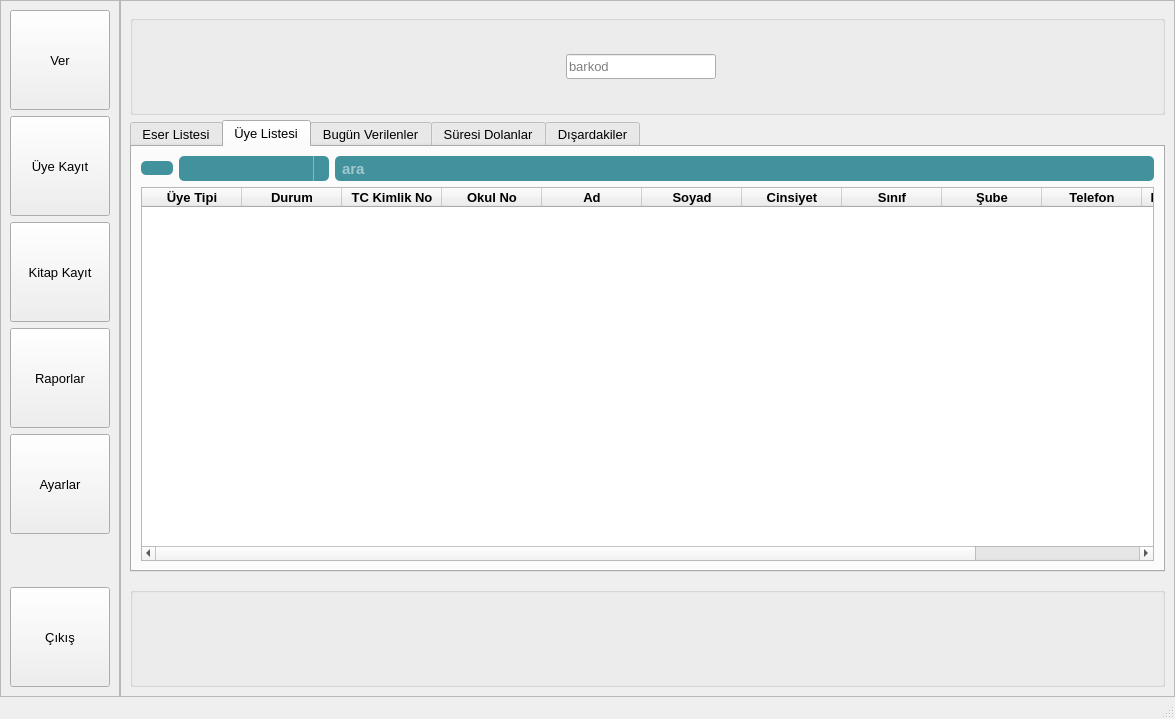
Old version of the form ui/anasayfa2.ui in the repository mseroglu/kutuphaneOtomasyon.
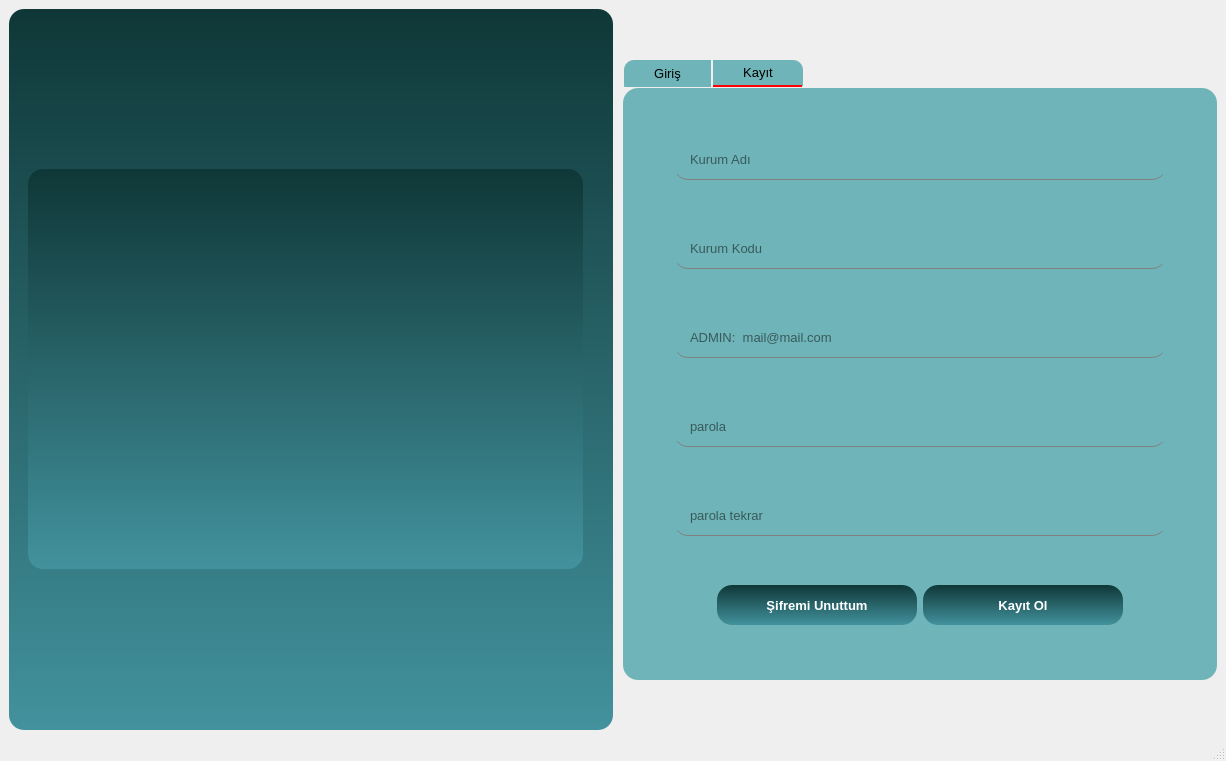
New version of the form. The open tabs and pages were chosen to show the change. Icons and pictures are not drawn.

Commit message: Üyelik kaydı ve giriş işlemleri tamamlandı. Firabase Authantication işleri yapılacak.

```diff
--- a/ui/anasayfa2.ui
+++ b/ui/anasayfa2.ui
@@ -6,8 +6,8 @@
    <rect>
     <x>0</x>
     <y>0</y>
-    <width>1175</width>
-    <height>719</height>
+    <width>1226</width>
+    <height>761</height>
    </rect>
   </property>
   <property name="font">
@@ -20,22 +20,616 @@
    <string>Kütüphane Otomasyonu v1.0</string>
   </property>
   <widget class="QWidget" name="centralwidget">
+   <layout class="QHBoxLayout" name="horizontalLayout_10">
+    <item>
+     <widget class="QStackedWidget" name="stackedWidget">
+      <property name="currentIndex">
+       <number>0</number>
+      </property>
+      <widget class="QWidget" name="page">
+       <layout class="QHBoxLayout" name="horizontalLayout_9" stretch="1,1">
+        <property name="spacing">
+         <number>0</number>
+        </property>
+        <property name="leftMargin">
+         <number>0</number>
+        </property>
+        <property name="topMargin">
+         <number>0</number>
+        </property>
+        <property name="rightMargin">
+         <number>0</number>
+        </property>
+        <property name="bottomMargin">
+         <number>0</number>
+        </property>
+        <item>
+         <widget class="QFrame" name="frame">
+          <property name="styleSheet">
+           <string notr="true">background-color: qlineargradient(spread:pad, x1:0, y1:1, x2:0, y2:0, stop:0 rgba(66, 146, 157, 255), stop:1 rgba(15, 55, 55, 255));
+color:white; 
+border: None; 
+border-radius: 15px; 
+font:bold; 
+font-size: 10pt; 
+padding: 10px 10px</string>
+          </property>
+          <property name="frameShape">
+           <enum>QFrame::StyledPanel</enum>
+          </property>
+          <property name="frameShadow">
+           <enum>QFrame::Raised</enum>
+          </property>
+          <layout class="QVBoxLayout" name="verticalLayout_11">
+           <item>
+            <widget class="QLabel" name="label">
+             <property name="maximumSize">
+              <size>
+               <width>555</width>
+               <height>400</height>
+              </size>
+             </property>
+             <property name="text">
+              <string/>
+             </property>
+             <property name="pixmap">
+              <pixmap>../img/lib1.jpg</pixmap>
+             </property>
+             <property name="scaledContents">
+              <bool>true</bool>
+             </property>
+            </widget>
+           </item>
+          </layout>
+         </widget>
+        </item>
+        <item>
+         <widget class="QFrame" name="frame_2">
+          <property name="styleSheet">
+           <string notr="true">border: None</string>
+          </property>
+          <property name="frameShape">
+           <enum>QFrame::StyledPanel</enum>
+          </property>
+          <property name="frameShadow">
+           <enum>QFrame::Raised</enum>
+          </property>
+          <layout class="QVBoxLayout" name="verticalLayout_8">
+           <property name="spacing">
+            <number>0</number>
+           </property>
+           <property name="leftMargin">
+            <number>10</number>
+           </property>
+           <property name="topMargin">
+            <number>50</number>
+           </property>
+           <property name="rightMargin">
+            <number>0</number>
+           </property>
+           <property name="bottomMargin">
+            <number>50</number>
+           </property>
+           <item>
+            <widget class="QTabWidget" name="tabWidget_userOperations">
+             <property name="font">
+              <font>
+               <pointsize>10</pointsize>
+              </font>
+             </property>
+             <property name="styleSheet">
+              <string notr="true">QTabWidget{
+background-color: rgba(111, 180, 184, 255);
+}
+QTabWidget::pane{
+background-color: rgba(111, 180, 184, 255);
+border-radius: 15px;
+}
+QTabWidget::tab-bar{
+alignment: center;
+background-color: rgba(111, 180, 184, 255);
+}
+QTabBar::tab {
+padding: 5px 30px;
+color: black;
+background-color: rgba(111, 180, 184, 255);
+margin: 1px;
+font-size: 10pt;
+}
+QTabBar::tab:first {
+border-top-left-radius: 10px;
+border-bottom-left-radius: 1px;
+background-color: rgba(111, 180, 184, 255);
+}
+QTabBar::tab:last {
+border-top-right-radius: 10px;
+border-bottom-right-radius: 1px;
+background-color: rgba(111, 180, 184, 255);
+}
+QTabBar::tab:selected{
+border-bottom: 2px solid red;
+}
+
+</string>
+             </property>
+             <property name="currentIndex">
+              <number>0</number>
+             </property>
+             <property name="tabBarAutoHide">
+              <bool>false</bool>
+             </property>
+             <widget class="QWidget" name="tab_login">
+              <property name="layoutDirection">
+               <enum>Qt::LeftToRight</enum>
+              </property>
+              <property name="autoFillBackground">
+               <bool>false</bool>
+              </property>
+              <attribute name="title">
+               <string>Giriş</string>
+              </attribute>
+              <layout class="QVBoxLayout" name="verticalLayout_7">
+               <property name="spacing">
+                <number>15</number>
+               </property>
+               <property name="leftMargin">
+                <number>50</number>
+               </property>
+               <property name="rightMargin">
+                <number>50</number>
+               </property>
+               <item>
+                <spacer name="verticalSpacer_3">
+                 <property name="orientation">
+                  <enum>Qt::Vertical</enum>
+                 </property>
+                 <property name="sizeHint" stdset="0">
+                  <size>
+                   <width>20</width>
+                   <height>161</height>
+                  </size>
+                 </property>
+                </spacer>
+               </item>
+               <item>
+                <widget class="QLineEdit" name="le_username">
+                 <property name="minimumSize">
+                  <size>
+                   <width>0</width>
+                   <height>40</height>
+                  </size>
+                 </property>
+                 <property name="font">
+                  <font>
+                   <pointsize>10</pointsize>
+                  </font>
+                 </property>
+                 <property name="styleSheet">
+                  <string notr="true">QLineEdit{
+border-bottom: 1px solid gray;
+background-color: rgba(111, 180, 184, 255);
+border-radius: 15px;
+padding: 0px 15px;
+}
+
+</string>
+                 </property>
+                 <property name="placeholderText">
+                  <string>username</string>
+                 </property>
+                </widget>
+               </item>
+               <item>
+                <widget class="QLineEdit" name="le_password">
+                 <property name="minimumSize">
+                  <size>
+                   <width>0</width>
+                   <height>40</height>
+                  </size>
+                 </property>
+                 <property name="font">
+                  <font>
+                   <pointsize>10</pointsize>
+                  </font>
+                 </property>
+                 <property name="styleSheet">
+                  <string notr="true">QLineEdit{
+border-bottom: 1px solid gray;
+background-color: rgba(111, 180, 184, 255);
+border-radius: 15px;
+padding-left: 15px;
+}
+</string>
+                 </property>
+                 <property name="echoMode">
+                  <enum>QLineEdit::Password</enum>
+                 </property>
+                 <property name="placeholderText">
+                  <string>password</string>
+                 </property>
+                </widget>
+               </item>
+               <item>
+                <widget class="QCheckBox" name="checkBox_remember">
+                 <property name="maximumSize">
+                  <size>
+                   <width>200</width>
+                   <height>16777215</height>
+                  </size>
+                 </property>
+                 <property name="font">
+                  <font>
+                   <pointsize>10</pointsize>
+                  </font>
+                 </property>
+                 <property name="styleSheet">
+                  <string notr="true">background-color: transparent;</string>
+                 </property>
+                 <property name="text">
+                  <string>Hatırla</string>
+                 </property>
+                </widget>
+               </item>
+               <item>
+                <layout class="QHBoxLayout" name="horizontalLayout_11">
+                 <item>
+                  <spacer name="horizontalSpacer_3">
+                   <property name="orientation">
+                    <enum>Qt::Horizontal</enum>
+                   </property>
+                   <property name="sizeHint" stdset="0">
+                    <size>
+                     <width>40</width>
+                     <height>20</height>
+                    </size>
+                   </property>
+                  </spacer>
+                 </item>
+                 <item>
+                  <widget class="QPushButton" name="btn_enter">
+                   <property name="sizePolicy">
+                    <sizepolicy hsizetype="Fixed" vsizetype="Fixed">
+                     <horstretch>0</horstretch>
+                     <verstretch>0</verstretch>
+                    </sizepolicy>
+                   </property>
+                   <property name="minimumSize">
+                    <size>
+                     <width>200</width>
+                     <height>40</height>
+                    </size>
+                   </property>
+                   <property name="font">
+                    <font>
+                     <pointsize>10</pointsize>
+                     <weight>75</weight>
+                     <italic>false</italic>
+                     <bold>true</bold>
+                    </font>
+                   </property>
+                   <property name="styleSheet">
+                    <string notr="true">QPushButton{
+background-color: qlineargradient(spread:pad, x1:0, y1:1, x2:0, y2:0, stop:0 rgba(66, 146, 157, 255), stop:1 rgba(15, 55, 55, 255));
+color:white; 
+border: None; 
+border-radius: 15px; 
+font:bold; 
+font-size: 10pt; 
+}
+QPushButton:hover{
+background-color: qlineargradient(spread:pad, x1:0, y1:1, x2:0, y2:0, stop:0 
+rgba(66, 146, 157,100), stop:1 rgba(15, 55, 55, 100));
+}
+</string>
+                   </property>
+                   <property name="text">
+                    <string>Otomasyon Giriş</string>
+                   </property>
+                  </widget>
+                 </item>
+                 <item>
+                  <spacer name="horizontalSpacer_4">
+                   <property name="orientation">
+                    <enum>Qt::Horizontal</enum>
+                   </property>
+                   <property name="sizeHint" stdset="0">
+                    <size>
+                     <width>40</width>
+                     <height>20</height>
+                    </size>
+                   </property>
+                  </spacer>
+                 </item>
+                </layout>
+               </item>
+               <item>
+                <spacer name="verticalSpacer_2">
+                 <property name="orientation">
+                  <enum>Qt::Vertical</enum>
+                 </property>
+                 <property name="sizeHint" stdset="0">
+                  <size>
+                   <width>20</width>
+                   <height>161</height>
+                  </size>
+                 </property>
+                </spacer>
+               </item>
+              </layout>
+             </widget>
+             <widget class="QWidget" name="tab_logup">
+              <attribute name="title">
+               <string>Kayıt</string>
+              </attribute>
+              <layout class="QVBoxLayout" name="verticalLayout_12">
+               <property name="leftMargin">
+                <number>50</number>
+               </property>
+               <property name="rightMargin">
+                <number>50</number>
+               </property>
+               <item>
+                <widget class="QLineEdit" name="le_kurumAdi">
+                 <property name="sizePolicy">
+                  <sizepolicy hsizetype="Preferred" vsizetype="Fixed">
+                   <horstretch>0</horstretch>
+                   <verstretch>0</verstretch>
+                  </sizepolicy>
+                 </property>
+                 <property name="minimumSize">
+                  <size>
+                   <width>0</width>
+                   <height>40</height>
+                  </size>
+                 </property>
+                 <property name="styleSheet">
+                  <string notr="true">QLineEdit{
+border-bottom: 1px solid gray;
+background-color: rgba(111, 180, 184, 255);
+border-radius: 15px;
+padding: 0px 15px;
+font-size: 10pt;
+}
+
+QLineEdit:focus{
+border-top: 1px solid gray;
+}</string>
+                 </property>
+                 <property name="placeholderText">
+                  <string>Kurum Adı</string>
+                 </property>
+                </widget>
+               </item>
+               <item>
+                <widget class="QLineEdit" name="le_kurumKodu">
+                 <property name="sizePolicy">
+                  <sizepolicy hsizetype="Preferred" vsizetype="Fixed">
+                   <horstretch>0</horstretch>
+                   <verstretch>0</verstretch>
+                  </sizepolicy>
+                 </property>
+                 <property name="minimumSize">
+                  <size>
+                   <width>0</width>
+                   <height>40</height>
+                  </size>
+                 </property>
+                 <property name="styleSheet">
+                  <string notr="true">QLineEdit{
+border-bottom: 1px solid gray;
+background-color: rgba(111, 180, 184, 255);
+border-radius: 15px;
+padding: 0px 15px;
+font-size: 10pt;
+}
+
+QLineEdit:focus{
+border-top: 1px solid gray;
+}</string>
+                 </property>
+                 <property name="placeholderText">
+                  <string>Kurum Kodu</string>
+                 </property>
+                </widget>
+               </item>
+               <item>
+                <widget class="QLineEdit" name="le_mail">
+                 <property name="sizePolicy">
+                  <sizepolicy hsizetype="Preferred" vsizetype="Fixed">
+                   <horstretch>0</horstretch>
+                   <verstretch>0</verstretch>
+                  </sizepolicy>
+                 </property>
+                 <property name="minimumSize">
+                  <size>
+                   <width>0</width>
+                   <height>40</height>
+                  </size>
+                 </property>
+                 <property name="styleSheet">
+                  <string notr="true">QLineEdit{
+border-bottom: 1px solid gray;
+background-color: rgba(111, 180, 184, 255);
+border-radius: 15px;
+padding: 0px 15px;
+font-size: 10pt;
+}
+
+QLineEdit:focus{
+border-top: 1px solid gray;
+}</string>
+                 </property>
+                 <property name="placeholderText">
+                  <string>ADMIN:  mail@mail.com</string>
+                 </property>
+                </widget>
+               </item>
+               <item>
+                <widget class="QLineEdit" name="le_savePass">
+                 <property name="sizePolicy">
+                  <sizepolicy hsizetype="Preferred" vsizetype="Fixed">
+                   <horstretch>0</horstretch>
+                   <verstretch>0</verstretch>
+                  </sizepolicy>
+                 </property>
+                 <property name="minimumSize">
+                  <size>
+                   <width>0</width>
+                   <height>40</height>
+                  </size>
+                 </property>
+                 <property name="styleSheet">
+                  <string notr="true">QLineEdit{
+border-bottom: 1px solid gray;
+background-color: rgba(111, 180, 184, 255);
+border-radius: 15px;
+padding: 0px 15px;
+font-size: 10pt;
+}
+
+QLineEdit:focus{
+border-top: 1px solid gray;
+}</string>
+                 </property>
+                 <property name="echoMode">
+                  <enum>QLineEdit::Password</enum>
+                 </property>
+                 <property name="placeholderText">
+                  <string>parola</string>
+                 </property>
+                </widget>
+               </item>
+               <item>
+                <widget class="QLineEdit" name="le_savePass2">
+                 <property name="sizePolicy">
+                  <sizepolicy hsizetype="Preferred" vsizetype="Fixed">
+                   <horstretch>0</horstretch>
+                   <verstretch>0</verstretch>
+                  </sizepolicy>
+                 </property>
+                 <property name="minimumSize">
+                  <size>
+                   <width>0</width>
+                   <height>40</height>
+                  </size>
+                 </property>
+                 <property name="styleSheet">
+                  <string notr="true">QLineEdit{
+border-bottom: 1px solid gray;
+background-color: rgba(111, 180, 184, 255);
+border-radius: 15px;
+padding: 0px 15px;
+font-size: 10pt;
+}
+
+
+QLineEdit:focus{
+border-top: 1px solid gray;
+}</string>
+                 </property>
+                 <property name="echoMode">
+                  <enum>QLineEdit::Password</enum>
+                 </property>
+                 <property name="placeholderText">
+                  <string>parola tekrar</string>
+                 </property>
+                </widget>
+               </item>
+               <item>
+                <layout class="QHBoxLayout" name="horizontalLayout_13">
+                 <item>
+                  <spacer name="horizontalSpacer_7">
+                   <property name="orientation">
+                    <enum>Qt::Horizontal</enum>
+                   </property>
+                   <property name="sizeHint" stdset="0">
+                    <size>
+                     <width>40</width>
+                     <height>20</height>
+                    </size>
+                   </property>
+                  </spacer>
+                 </item>
+                 <item>
+                  <widget class="QPushButton" name="btn_forgetPass">
+                   <property name="minimumSize">
+                    <size>
+                     <width>200</width>
+                     <height>40</height>
+                    </size>
+                   </property>
+                   <property name="styleSheet">
+                    <string notr="true">QPushButton{
+background-color: qlineargradient(spread:pad, x1:0, y1:1, x2:0, y2:0, stop:0 rgba(66, 146, 157, 255), stop:1 rgba(15, 55, 55, 255));
+color:white; 
+border: None; 
+border-radius: 15px; 
+font:bold; 
+font-size: 10pt; 
+}
+QPushButton:hover{
+background-color: qlineargradient(spread:pad, x1:0, y1:1, x2:0, y2:0, stop:0 
+rgba(66, 146, 157,100), stop:1 rgba(15, 55, 55, 100));
+}</string>
+                   </property>
+                   <property name="text">
+                    <string>Şifremi Unuttum</string>
+                   </property>
+                  </widget>
+                 </item>
+                 <item>
+                  <widget class="QPushButton" name="btn_register">
+                   <property name="minimumSize">
+                    <size>
+                     <width>200</width>
+                     <height>40</height>
+                    </size>
+                   </property>
+                   <property name="styleSheet">
+                    <string notr="true">QPushButton{
+background-color: qlineargradient(spread:pad, x1:0, y1:1, x2:0, y2:0, stop:0 rgba(66, 146, 157, 255), stop:1 rgba(15, 55, 55, 255));
+color:white; 
+border: None; 
+border-radius: 15px; 
+font:bold; 
+font-size: 10pt; 
+}
+QPushButton:hover{
+background-color: qlineargradient(spread:pad, x1:0, y1:1, x2:0, y2:0, stop:0 
+rgba(66, 146, 157,100), stop:1 rgba(15, 55, 55, 100));
+}</string>
+                   </property>
+                   <property name="text">
+                    <string>Kayıt Ol</string>
+                   </property>
+                  </widget>
+                 </item>
+                 <item>
+                  <spacer name="horizontalSpacer_8">
+                   <property name="orientation">
+                    <enum>Qt::Horizontal</enum>
+                   </property>
+                   <property name="sizeHint" stdset="0">
+                    <size>
+                     <width>40</width>
+                     <height>20</height>
+                    </size>
+                   </property>
+                  </spacer>
+                 </item>
+                </layout>
+               </item>
+              </layout>
+             </widget>
+            </widget>
+           </item>
+          </layout>
+         </widget>
+        </item>
+       </layout>
+      </widget>
+      <widget class="QWidget" name="page_2">
    <layout class="QHBoxLayout" name="horizontalLayout">
-    <property name="spacing">
-     <number>0</number>
-    </property>
-    <property name="leftMargin">
-     <number>0</number>
-    </property>
-    <property name="topMargin">
-     <number>0</number>
-    </property>
-    <property name="rightMargin">
-     <number>0</number>
-    </property>
-    <property name="bottomMargin">
-     <number>0</number>
-    </property>
     <item>
      <widget class="QFrame" name="frame_side">
       <property name="font">
@@ -54,7 +648,7 @@
        <item>
         <widget class="QPushButton" name="btn_openTransactions">
          <property name="sizePolicy">
-          <sizepolicy hsizetype="Fixed" vsizetype="Fixed">
+              <sizepolicy hsizetype="Minimum" vsizetype="Minimum">
            <horstretch>0</horstretch>
            <verstretch>0</verstretch>
           </sizepolicy>
@@ -62,7 +656,7 @@
          <property name="minimumSize">
           <size>
            <width>100</width>
-           <height>100</height>
+               <height>80</height>
           </size>
          </property>
          <property name="font">
@@ -89,7 +683,7 @@
        <item>
         <widget class="QPushButton" name="btn_openMemberSave">
          <property name="sizePolicy">
-          <sizepolicy hsizetype="Fixed" vsizetype="Fixed">
+              <sizepolicy hsizetype="Minimum" vsizetype="Minimum">
            <horstretch>0</horstretch>
            <verstretch>0</verstretch>
           </sizepolicy>
@@ -97,7 +691,7 @@
          <property name="minimumSize">
           <size>
            <width>100</width>
-           <height>100</height>
+               <height>80</height>
           </size>
          </property>
          <property name="font">
@@ -114,7 +708,7 @@
        <item>
         <widget class="QPushButton" name="btn_openSaveBook">
          <property name="sizePolicy">
-          <sizepolicy hsizetype="Fixed" vsizetype="Fixed">
+              <sizepolicy hsizetype="Minimum" vsizetype="Minimum">
            <horstretch>0</horstretch>
            <verstretch>0</verstretch>
           </sizepolicy>
@@ -122,7 +716,7 @@
          <property name="minimumSize">
           <size>
            <width>100</width>
-           <height>100</height>
+               <height>80</height>
           </size>
          </property>
          <property name="font">
@@ -139,7 +733,7 @@
        <item>
         <widget class="QPushButton" name="btn_openReports">
          <property name="sizePolicy">
-          <sizepolicy hsizetype="Fixed" vsizetype="Fixed">
+              <sizepolicy hsizetype="Minimum" vsizetype="Minimum">
            <horstretch>0</horstretch>
            <verstretch>0</verstretch>
           </sizepolicy>
@@ -147,7 +741,7 @@
          <property name="minimumSize">
           <size>
            <width>100</width>
-           <height>100</height>
+               <height>80</height>
           </size>
          </property>
          <property name="font">
@@ -164,7 +758,7 @@
        <item>
         <widget class="QPushButton" name="btn_openSettings">
          <property name="sizePolicy">
-          <sizepolicy hsizetype="Fixed" vsizetype="Fixed">
+              <sizepolicy hsizetype="Minimum" vsizetype="Minimum">
            <horstretch>0</horstretch>
            <verstretch>0</verstretch>
           </sizepolicy>
@@ -172,7 +766,7 @@
          <property name="minimumSize">
           <size>
            <width>100</width>
-           <height>100</height>
+               <height>80</height>
           </size>
          </property>
          <property name="font">
@@ -208,7 +802,7 @@
        <item>
         <widget class="QPushButton" name="btn_quit">
          <property name="sizePolicy">
-          <sizepolicy hsizetype="Fixed" vsizetype="Fixed">
+              <sizepolicy hsizetype="Minimum" vsizetype="Minimum">
            <horstretch>0</horstretch>
            <verstretch>0</verstretch>
           </sizepolicy>
@@ -216,7 +810,7 @@
          <property name="minimumSize">
           <size>
            <width>100</width>
-           <height>100</height>
+               <height>80</height>
           </size>
          </property>
          <property name="font">
@@ -2449,6 +3043,10 @@
     </item>
    </layout>
   </widget>
+     </widget>
+    </item>
+   </layout>
+  </widget>
   <widget class="QMenuBar" name="menubar">
    <property name="geometry">
     <rect>
```
Left out of the diff: 216 changed lines with no effect on the pictures. Lines whose indentation alone changed are shown as unchanged. The commit also changes 16 other files.
